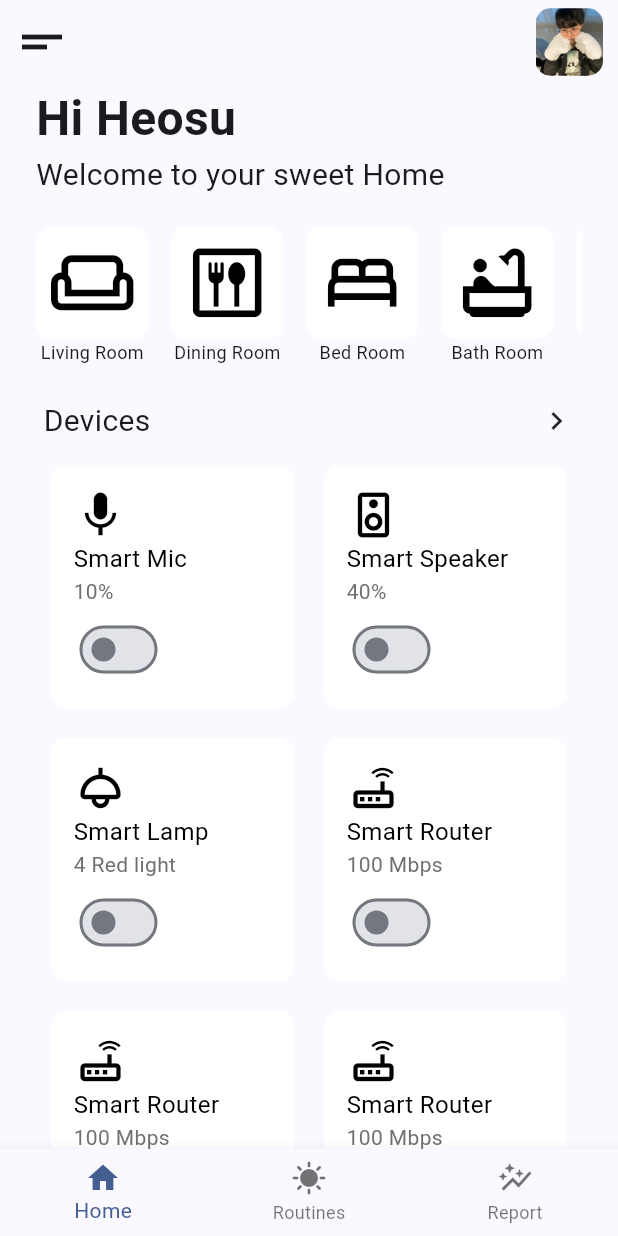
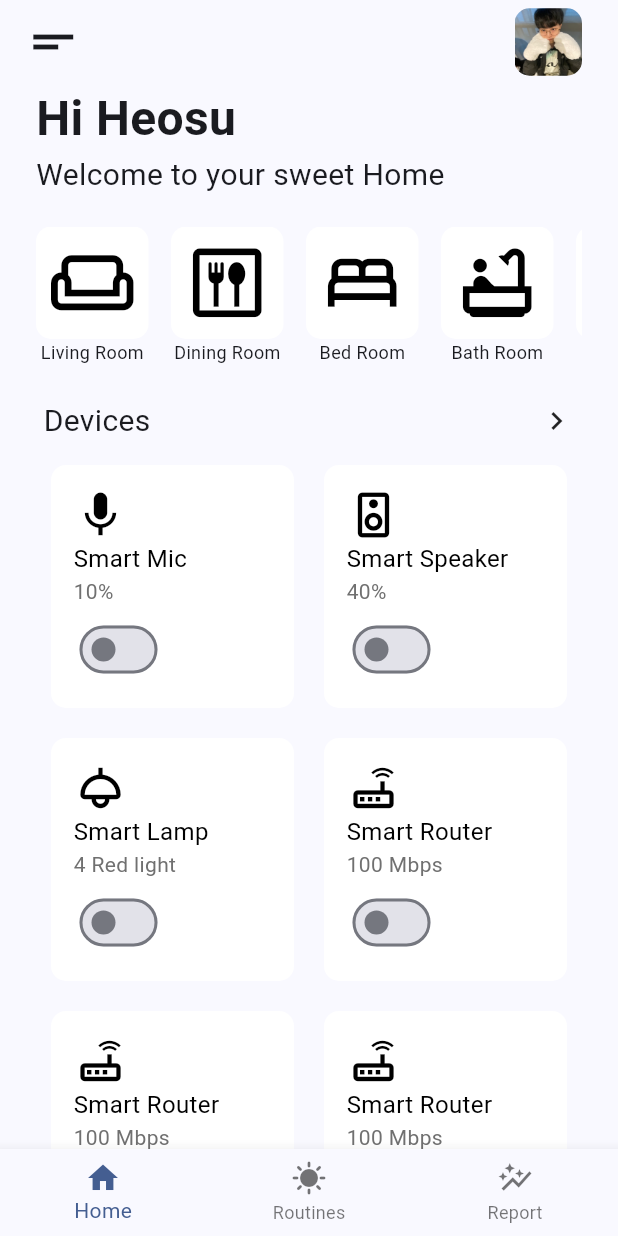
Before and after one commit to wlgggy/smarthome, a Flutter app: the screen it shows after launch, on a phone screen of 412 x 824 dp. Run offline on Flutter 3.47's test engine with Material 3 defaults, Android fonts, the phone set to English and light mode, and no system bars.

Commit message:
★[update] : tab_view code★

```diff
--- a/lib/ui/view/tab_view.dart
+++ b/lib/ui/view/tab_view.dart
@@ -2,6 +2,7 @@ import 'package:flutter/material.dart';
 import 'package:smarthome/ui/view/home/home_view.dart';
 import 'package:smarthome/ui/view/report/report_view.dart';
 import 'package:smarthome/ui/view/routines/routines_view.dart';
+import 'package:smarthome/ui/view/setting/setting_view.dart';
 import 'package:smarthome/ui/widget/sized_widget.dart';
 
 class LayoutView extends StatefulWidget {
@@ -38,7 +39,7 @@ class LayoutViewState extends State<LayoutView> {
   Widget build(BuildContext context) {
     return Scaffold(
       appBar: AppBar(
-        actionsPadding: EdgeInsets.only(right: 10),
+        actionsPadding: EdgeInsets.only(right: 24),
         actions: [
           Container(
             height: 45,
@@ -53,46 +54,14 @@ class LayoutViewState extends State<LayoutView> {
           ),
         ],
         leading: IconButton(
-          onPressed: () {},
+          padding: EdgeInsets.only(left: 15),
+          onPressed: (){
+            Navigator.of(context)
+                .push(MaterialPageRoute(builder: (context)=> SettingView()));
+          },
           icon: Icon(Icons.short_text, size: 40),
         ),
       ),
-      /* body: Container(
-        child: Column(
-          children: [
-            Column(
-              children: [Text('Hi Heosu'), Text('Welcome to your smart Home')],
-            ),
-            Row(
-              children: [
-                SizedBox(width: 80, height: 80, child: Icon(Icons.chair)),
-                SizedBox(
-                  width: 80,
-                  height: 80,
-                  child: Icon(Icons.dining_outlined),
-                ),
-                SizedBox(width: 80, height: 80, child: Icon(Icons.bed)),
-                SizedBox(
-                  width: 80,
-                  height: 80,
-                  child: Icon(Icons.bathtub_outlined),
-                ),
-                SizedBox(width: 80, height: 80, child: Icon(Icons.chair)),
-              ],
-            ),
-            Row(children: [Text('Devices'), Icon(Icons.chevron_right)]),
-            Row(
-              children: [
-                Column(
-                  children: [
-                    Row(children: [SizedBox()]),
-                  ],
-                ),
-              ],
-            ),
-          ],
-        ),
-      ),*/
       body: PageView(
         controller: this._pageController,
         children: this.widget.bodyWidgets,
```
